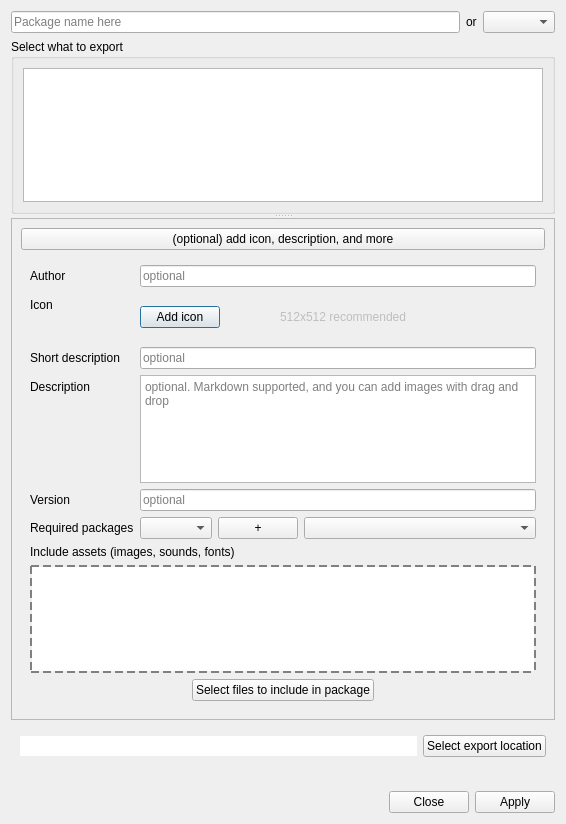
Before: the Qt Designer form src/ui/dlgPackageExporter.ui in Mudlet/Mudlet, drawn with Qt 5.
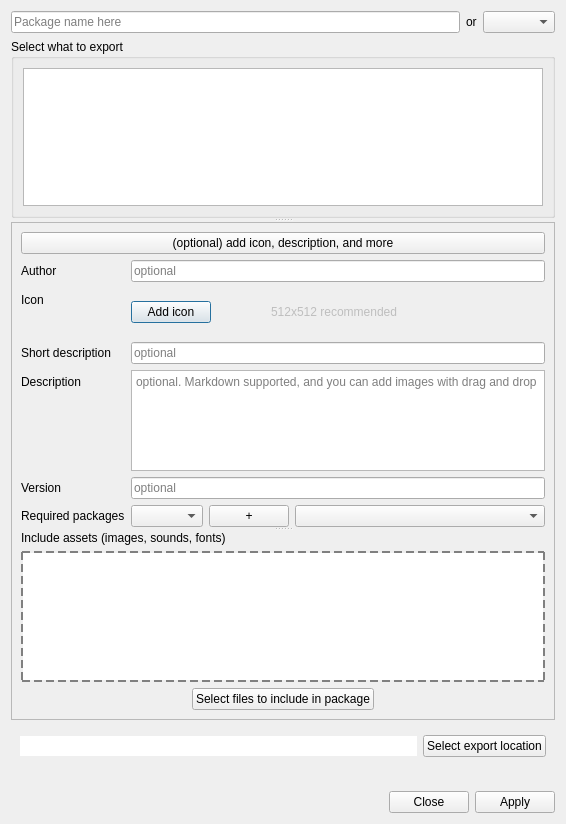
After: the same form once the commit is applied. Custom widgets are drawn as their Qt base class.

Commit message: Add 2nd splitter

Diff of the .ui file:
```diff
--- a/src/ui/dlgPackageExporter.ui
+++ b/src/ui/dlgPackageExporter.ui
@@ -106,8 +106,12 @@
         </widget>
        </item>
        <item>
-        <widget class="QWidget" name="input" native="true">
-         <layout class="QFormLayout" name="formLayout">
+        <widget class="QSplitter" name="splitter_assets">
+         <property name="orientation">
+          <enum>Qt::Vertical</enum>
+         </property>
+         <widget class="QWidget" name="layoutWidget">
+          <layout class="QFormLayout" name="formLayout_metadata">
           <item row="0" column="0">
            <widget class="QLabel" name="label_4">
             <property name="text">
@@ -134,6 +138,13 @@
             </property>
            </widget>
           </item>
+           <item row="1" column="0">
+            <widget class="QLabel" name="label_3">
+             <property name="text">
+              <string>Icon</string>
+             </property>
+            </widget>
+           </item>
           <item row="1" column="1">
            <layout class="QHBoxLayout" name="horizontalLayout_2">
             <item>
@@ -296,7 +307,9 @@
             </item>
            </layout>
           </item>
-          <item row="6" column="0" colspan="2">
+          </layout>
+         </widget>
+         <widget class="QWidget" name="widget_assets" native="true">
            <layout class="QVBoxLayout" name="verticalLayout_4">
             <item>
              <widget class="QLabel" name="label_assets">
@@ -375,15 +388,7 @@
              </layout>
             </item>
            </layout>
-          </item>
-          <item row="1" column="0">
-           <widget class="QLabel" name="label_3">
-            <property name="text">
-             <string>Icon</string>
-            </property>
-           </widget>
-          </item>
-         </layout>
+         </widget>
         </widget>
        </item>
       </layout>
```
Left out of the diff: 21 changed lines with no effect on the pictures. Lines whose indentation alone changed are shown as unchanged.
